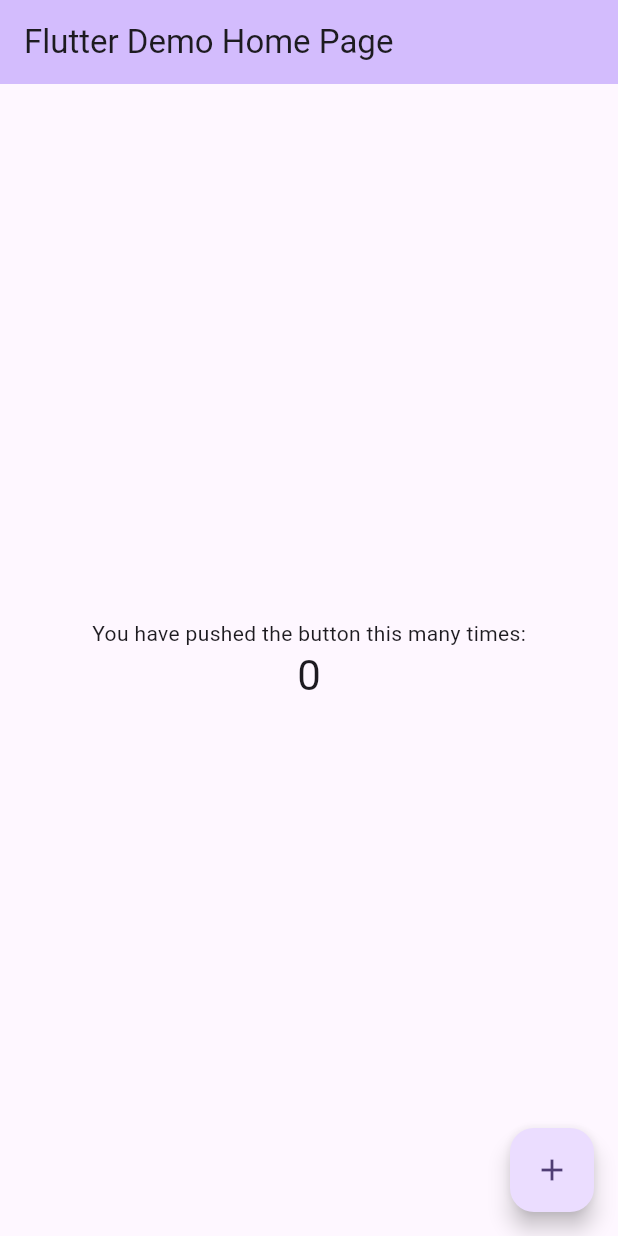
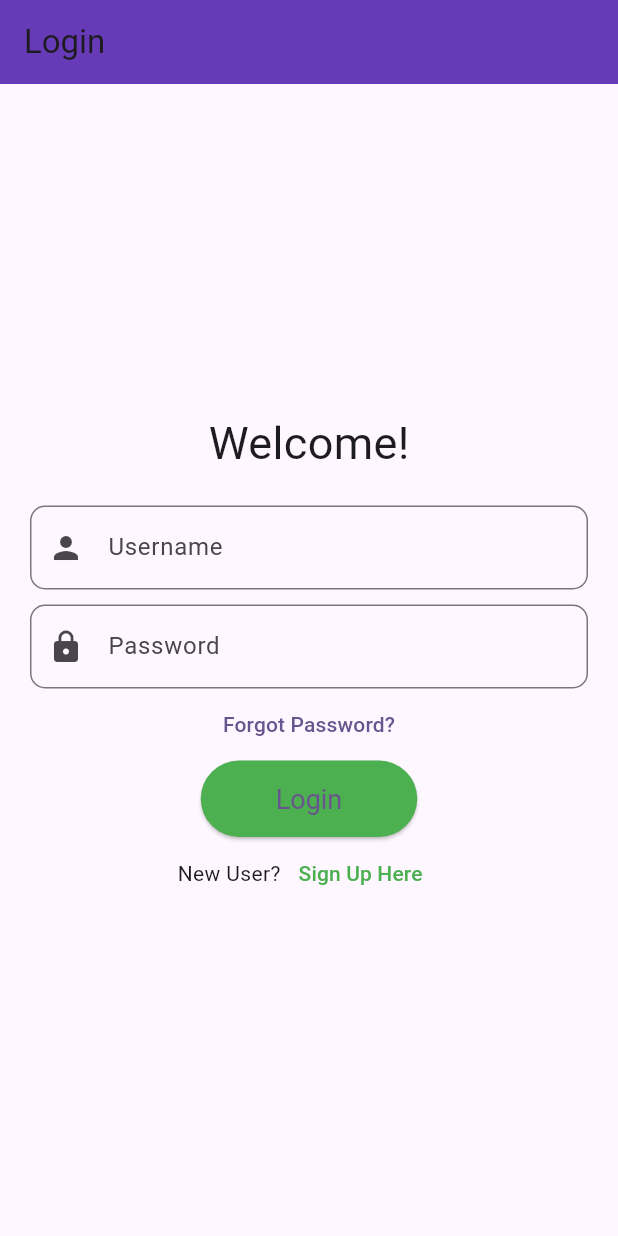
Before and after one commit to yongjin372k/RagNBone, a Flutter app: the screen it shows after launch, on a phone screen of 412 x 824 dp. Run offline on Flutter 3.47's test engine with Material 3 defaults, Android fonts, the phone set to English and light mode, and no system bars.

Commit message:
FrontEnd

```diff
--- /dev/null
+++ b/frontend/lib/Screens/Login_Page.dart
@@ -0,0 +1,87 @@
+import 'package:flutter/material.dart';
+
+class LoginPage extends StatefulWidget {
+  @override
+  _LoginPageState createState() => _LoginPageState();
+}
+
+class _LoginPageState extends State<LoginPage> {
+  @override
+  Widget build(BuildContext context) {
+    return Scaffold(
+      appBar: AppBar(
+        title: Text('Login'),
+        backgroundColor: Colors.deepPurple, // Customize the color as needed
+      ),
+      body: Padding(
+        padding: const EdgeInsets.all(20.0),
+        child: Column(
+          mainAxisAlignment: MainAxisAlignment.center,
+          children: [
+            Text('Welcome!',
+              style: TextStyle(fontSize: 30),
+
+
+            ),
+            SizedBox(height: 20),
+            TextField(
+              decoration: InputDecoration(
+                prefixIcon: Icon(Icons.person),
+                labelText: 'Username',
+                border: OutlineInputBorder(
+                  borderRadius: BorderRadius.circular(10),
+                ),
+              ),
+            ),
+            SizedBox(height: 10),
+            TextField(
+              obscureText: true,
+              decoration: InputDecoration(
+                prefixIcon: Icon(Icons.lock),
+                labelText: 'Password',
+                border: OutlineInputBorder(
+                  borderRadius: BorderRadius.circular(10),
+                ),
+              ),
+            ),
+            Align(
+              alignment: Alignment.center,
+              child: TextButton(
+                onPressed: () {
+                  // Implement forgot password functionality
+                },
+                child: Text('Forgot Password?'),
+              ),
+            ),
+            ElevatedButton(
+              onPressed: () {
+                // Implement login functionality
+              },
+              child: Text('Login'),
+              style: ElevatedButton.styleFrom(
+                primary: Colors.green, // Customize the button color
+                padding: EdgeInsets.symmetric(horizontal: 50, vertical: 15),
+                textStyle: TextStyle(fontSize: 18),
+              ),
+            ),
+            Row(
+              mainAxisAlignment: MainAxisAlignment.center,
+              children: [
+                Text('New User?'),
+                TextButton(
+                  onPressed: () {
+                    // Implement sign-up navigation
+                  },
+                  child: Text(
+                    'Sign Up Here',
+                    style: TextStyle(color: Colors.green),
+                  ),
+                ),
+              ],
+            ),
+          ],
+        ),
+      ),
+    );
+  }
+}
--- a/frontend/lib/main.dart
+++ b/frontend/lib/main.dart
@@ -1,4 +1,5 @@
 import 'package:flutter/material.dart';
+import 'package:rag_and_bone/Screens/Login_Page.dart';
 
 void main() {
   runApp(const MyApp());
@@ -13,41 +14,17 @@ class MyApp extends StatelessWidget {
     return MaterialApp(
       title: 'Flutter Demo',
       theme: ThemeData(
-        // This is the theme of your application.
-        //
-        // TRY THIS: Try running your application with "flutter run". You'll see
-        // the application has a blue toolbar. Then, without quitting the app,
-        // try changing the seedColor in the colorScheme below to Colors.green
-        // and then invoke "hot reload" (save your changes or press the "hot
-        // reload" button in a Flutter-supported IDE, or press "r" if you used
-        // the command line to start the app).
-        //
-        // Notice that the counter didn't reset back to zero; the application
-        // state is not lost during the reload. To reset the state, use hot
-        // restart instead.
-        //
-        // This works for code too, not just values: Most code changes can be
-        // tested with just a hot reload.
         colorScheme: ColorScheme.fromSeed(seedColor: Colors.deepPurple),
         useMaterial3: true,
       ),
-      home: const MyHomePage(title: 'Flutter Demo Home Page'),
+      // home: const MyHomePage(title: 'Rag & Bone'),
+      home: LoginPage(),
     );
   }
 }
 
 class MyHomePage extends StatefulWidget {
   const MyHomePage({super.key, required this.title});
-
-  // This widget is the home page of your application. It is stateful, meaning
-  // that it has a State object (defined below) that contains fields that affect
-  // how it looks.
-
-  // This class is the configuration for the state. It holds the values (in this
-  // case the title) provided by the parent (in this case the App widget) and
-  // used by the build method of the State. Fields in a Widget subclass are
-  // always marked "final".
-
   final String title;
 
   @override
@@ -55,71 +32,14 @@ class MyHomePage extends StatefulWidget {
 }
 
 class _MyHomePageState extends State<MyHomePage> {
-  int _counter = 0;
-
-  void _incrementCounter() {
-    setState(() {
-      // This call to setState tells the Flutter framework that something has
-      // changed in this State, which causes it to rerun the build method below
-      // so that the display can reflect the updated values. If we changed
-      // _counter without calling setState(), then the build method would not be
-      // called again, and so nothing would appear to happen.
-      _counter++;
-    });
-  }
 
   @override
   Widget build(BuildContext context) {
-    // This method is rerun every time setState is called, for instance as done
-    // by the _incrementCounter method above.
-    //
-    // The Flutter framework has been optimized to make rerunning build methods
-    // fast, so that you can just rebuild anything that needs updating rather
-    // than having to individually change instances of widgets.
     return Scaffold(
       appBar: AppBar(
-        // TRY THIS: Try changing the color here to a specific color (to
-        // Colors.amber, perhaps?) and trigger a hot reload to see the AppBar
-        // change color while the other colors stay the same.
         backgroundColor: Theme.of(context).colorScheme.inversePrimary,
-        // Here we take the value from the MyHomePage object that was created by
-        // the App.build method, and use it to set our appbar title.
         title: Text(widget.title),
       ),
-      body: Center(
-        // Center is a layout widget. It takes a single child and positions it
-        // in the middle of the parent.
-        child: Column(
-          // Column is also a layout widget. It takes a list of children and
-          // arranges them vertically. By default, it sizes itself to fit its
-          // children horizontally, and tries to be as tall as its parent.
-          //
-          // Column has various properties to control how it sizes itself and
-          // how it positions its children. Here we use mainAxisAlignment to
-          // center the children vertically; the main axis here is the vertical
-          // axis because Columns are vertical (the cross axis would be
-          // horizontal).
-          //
-          // TRY THIS: Invoke "debug painting" (choose the "Toggle Debug Paint"
-          // action in the IDE, or press "p" in the console), to see the
-          // wireframe for each widget.
-          mainAxisAlignment: MainAxisAlignment.center,
-          children: <Widget>[
-            const Text(
-              'You have pushed the button this many times:',
-            ),
-            Text(
-              '$_counter',
-              style: Theme.of(context).textTheme.headlineMedium,
-            ),
-          ],
-        ),
-      ),
-      floatingActionButton: FloatingActionButton(
-        onPressed: _incrementCounter,
-        tooltip: 'Increment',
-        child: const Icon(Icons.add),
-      ), // This trailing comma makes auto-formatting nicer for build methods.
     );
   }
 }
--- a/frontend/pubspec.yaml
+++ b/frontend/pubspec.yaml
@@ -1,4 +1,4 @@
-name: frontend
+name: rag_and_bone
 description: A new Flutter project.
 # The following line prevents the package from being accidentally published to
 # pub.dev using `flutter pub publish`. This is preferred for private packages.
```
Also changed, not shown: 33 other files.
